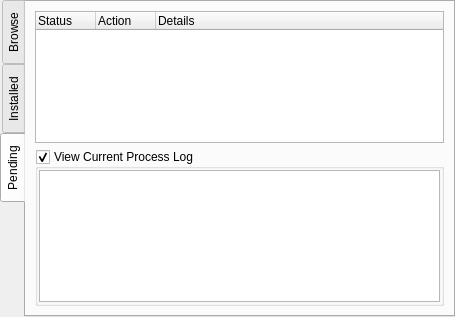
Old version of the form src-qt5/gui_client/pages/page_pkg.ui in the repository trueos/sysadm-ui-qt.
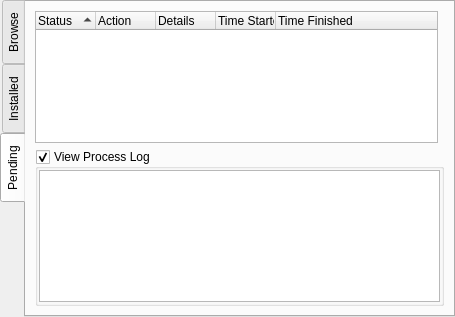
New version of the form. The open tabs and pages were chosen to show the change. Icons and pictures are not drawn.

Commit message: Finish cleaning up a lot of the AppCafe. Now the process logs are saved for viewing later (and sorted by start time), so the user can easily see what has/will happened.

```diff
--- a/src-qt5/gui_client/pages/page_pkg.ui
+++ b/src-qt5/gui_client/pages/page_pkg.ui
@@ -1183,8 +1183,8 @@
       <attribute name="title">
        <string>Pending</string>
       </attribute>
-      <layout class="QVBoxLayout" name="verticalLayout_2">
-       <item>
+      <layout class="QGridLayout" name="gridLayout_2">
+       <item row="0" column="0">
         <widget class="QTreeWidget" name="tree_pending">
          <property name="editTriggers">
           <set>QAbstractItemView::NoEditTriggers</set>
@@ -1192,9 +1192,15 @@
          <property name="showDropIndicator" stdset="0">
           <bool>false</bool>
          </property>
+         <property name="indentation">
+          <number>0</number>
+         </property>
          <property name="itemsExpandable">
           <bool>false</bool>
          </property>
+         <property name="sortingEnabled">
+          <bool>true</bool>
+         </property>
          <property name="allColumnsShowFocus">
           <bool>true</bool>
          </property>
@@ -1219,12 +1225,22 @@
            <string>Details</string>
           </property>
          </column>
+         <column>
+          <property name="text">
+           <string>Time Started</string>
+          </property>
+         </column>
+         <column>
+          <property name="text">
+           <string>Time Finished</string>
+          </property>
+         </column>
         </widget>
        </item>
-       <item>
+       <item row="1" column="0" colspan="2">
         <widget class="QGroupBox" name="group_pending_log">
          <property name="title">
-          <string>View Current Process Log</string>
+          <string>View Process Log</string>
          </property>
          <property name="checkable">
           <bool>true</bool>
```
Left out of the diff: 6 changed lines with no effect on the pictures. The commit also changes 3 other files.
